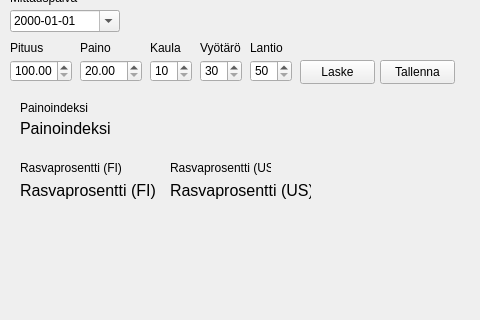
Qt form main.ui (JouniKiiskila/FitnessGUI) before a commit; both pictures show x 0 to 480 and y 100 to 420 of the 800 by 600 pixel window.
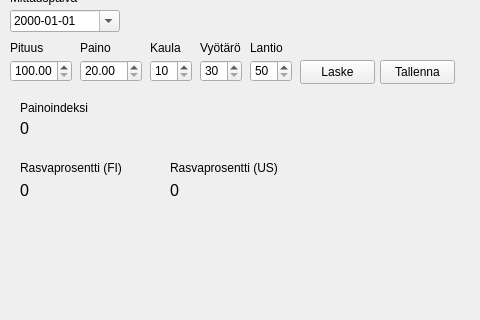
The same form after that commit.

```diff
--- a/main.ui
+++ b/main.ui
@@ -331,7 +331,7 @@
      </font>
     </property>
     <property name="text">
-     <string>Painoindeksi</string>
+     <string>0</string>
     </property>
    </widget>
    <widget class="QLabel" name="fatFiLabel">
@@ -349,7 +349,7 @@
      </font>
     </property>
     <property name="text">
-     <string>Rasvaprosentti (FI)</string>
+     <string>0</string>
     </property>
    </widget>
    <widget class="QLabel" name="fatUsLabel">
@@ -367,7 +367,7 @@
      </font>
     </property>
     <property name="text">
-     <string>Rasvaprosentti (US)</string>
+     <string>0</string>
     </property>
    </widget>
    <widget class="QLabel" name="label_11">
@@ -388,7 +388,7 @@
      <rect>
       <x>20</x>
       <y>260</y>
-      <width>101</width>
+      <width>121</width>
       <height>16</height>
      </rect>
     </property>
@@ -401,7 +401,7 @@
      <rect>
       <x>170</x>
       <y>260</y>
-      <width>101</width>
+      <width>121</width>
       <height>16</height>
      </rect>
     </property>
```
Left out of the diff: 9 changed lines with no effect on the pictures.
